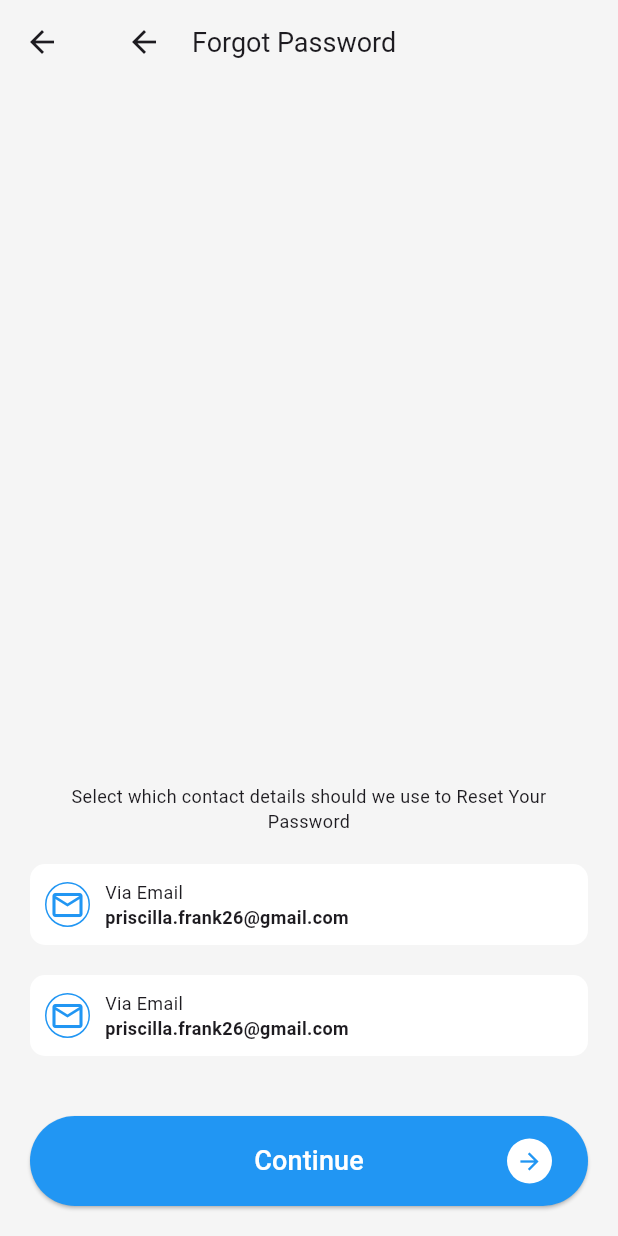
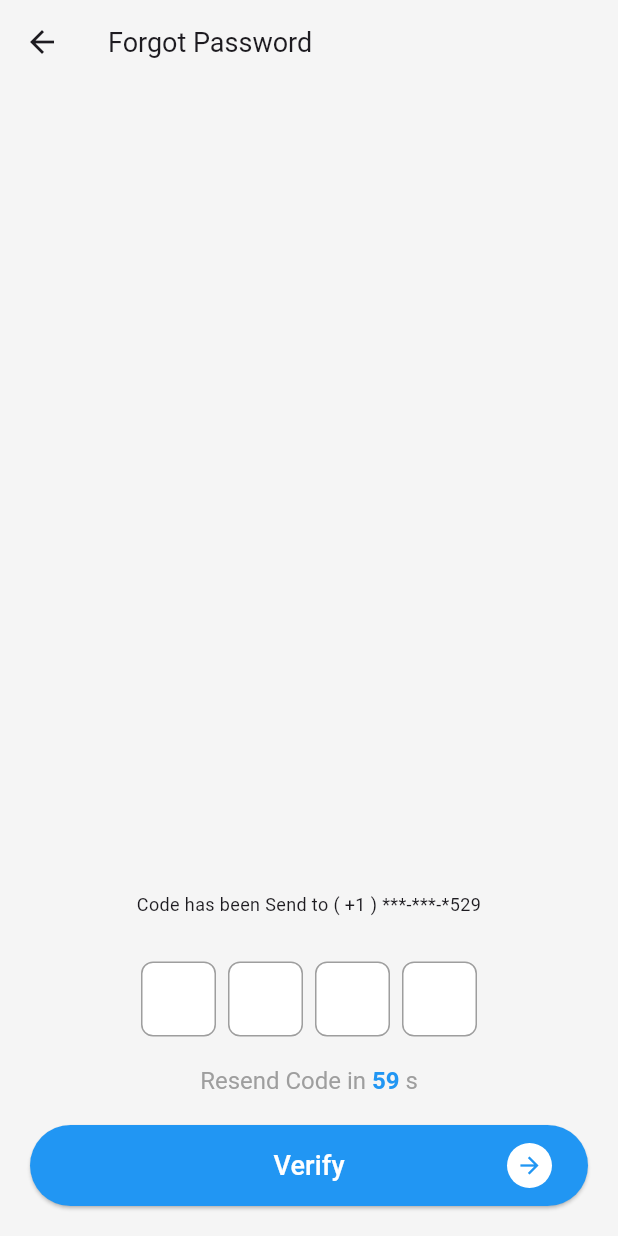
Before and after one commit to RendhikaAditya/slicing_tim6, a Flutter app: the ForgotPassword screen opened directly, after a tap on "Continue", on a phone screen of 412 x 824 dp. Run offline on Flutter 3.47's test engine with Material 3 defaults, Android fonts, the phone set to English and light mode, and no system bars.

Commit message:
OTP And widget Password

```diff
--- a/lib/forgot_password/forgot_password.dart
+++ b/lib/forgot_password/forgot_password.dart
@@ -1,6 +1,7 @@
 import 'package:flutter/cupertino.dart';
 import 'package:flutter/material.dart';
 import 'package:flutter/widgets.dart';
+import 'package:slicing_tim6/forgot_password/otp_page.dart';
 import 'package:slicing_tim6/widget/custom_button.dart';
 
 class ForgotPassword extends StatefulWidget {
@@ -166,7 +167,7 @@ class _ForgotPasswordState extends State<ForgotPassword> {
                   CustomButton(
                     text: 'Continue',
                     onPressed: () {
-                      // Aksi yang ingin dilakukan ketika tombol ditekan
+                      Navigator.push(context, MaterialPageRoute(builder: (context)=>OtpPage()));
                     },
                   ),
                 ]
--- /dev/null
+++ b/lib/forgot_password/otp_page.dart
@@ -0,0 +1,148 @@
+import 'dart:async';
+
+import 'package:flutter/cupertino.dart';
+import 'package:flutter/material.dart';
+
+import '../widget/custom_button.dart';
+import '../widget/password_text_field.dart';
+import '../widget/pin_input.dart';
+
+class OtpPage extends StatefulWidget {
+  const OtpPage({super.key});
+
+  @override
+  State<OtpPage> createState() => _OtpPageState();
+}
+
+class _OtpPageState extends State<OtpPage> {
+  List<String> pin = ["", "", "", ""];
+
+  TextEditingController pinController1 = TextEditingController();
+  TextEditingController pinController2 = TextEditingController();
+  TextEditingController pinController3 = TextEditingController();
+  TextEditingController pinController4 = TextEditingController();
+
+  int _countdown = 60;
+  late Timer _timer;
+
+  @override
+  void initState() {
+    super.initState();
+    _startTimer();
+  }
+
+  void _startTimer() {
+    const oneSec = Duration(seconds: 1);
+    _timer = Timer.periodic(oneSec, (timer) {
+      if (_countdown == 0) {
+        _timer.cancel();
+      } else {
+        setState(() {
+          _countdown--;
+        });
+      }
+    });
+  }
+
+  @override
+  void dispose() {
+    _timer.cancel();
+    super.dispose();
+  }
+
+  @override
+  Widget build(BuildContext context) {
+    return Scaffold(
+      appBar: AppBar(
+        backgroundColor: Colors.grey[100],
+        title: Row(
+          children: [
+            Text(
+              'Forgot Password',
+              style: TextStyle(fontSize: 18.0),
+            ),
+          ],
+        ),
+      ),
+      body: Container(
+        decoration: BoxDecoration(
+          color: Colors.grey[100],
+        ),
+        child: Column(
+          mainAxisAlignment: MainAxisAlignment.spaceBetween,
+          children: [
+            // Konten di bagian atas
+            Container(
+              padding: EdgeInsets.all(20.0),
+              child: Text(
+                '',
+                style: TextStyle(fontSize: 24.0),
+              ),
+            ),
+            // Tombol di bagian bawah
+            Container(
+              width: double.infinity,
+              padding: EdgeInsets.all(20.0),
+              child: Column(
+                  children: [
+                    Text(
+                      "Code has been Send to ( +1 ) ***-***-*529",
+                      style: TextStyle(
+                        fontSize: 12,
+                      ),
+                      textAlign: TextAlign.center,
+                    ),
+                    SizedBox(height: 20,),
+                    Container(
+                      padding: EdgeInsets.all(10),
+                      child:  Row(
+                        mainAxisAlignment: MainAxisAlignment.center,
+                        children: [
+                          buildPinInput(context, pinController1),
+                          SizedBox(width: 8),
+                          buildPinInput(context, pinController2),
+                          SizedBox(width: 8),
+                          buildPinInput(context, pinController3),
+                          SizedBox(width: 8),
+                          buildPinInput(context, pinController4),
+                        ],
+                      ),
+                    ),
+                    SizedBox(height: 10,),
+                    RichText(
+                      text: TextSpan(
+                        style: TextStyle(
+                          color: Colors.grey, // Warna abu-abu untuk teks lainnya
+                          fontSize: 16,
+                        ),
+                        children: <TextSpan>[
+                          TextSpan(
+                            text: 'Resend Code in ',
+                          ),
+                          TextSpan(
+                            text: '$_countdown',
+                            style: TextStyle(color: Colors.blue, fontWeight: FontWeight.bold), // Warna biru untuk angka
+                          ),
+                          TextSpan(
+                            text: ' s',
+                          ),
+                        ],
+                      ),
+                    ),
+                    SizedBox(height: 20,),
+                    CustomButton(
+                      text: 'Verify',
+                      onPressed: () {
+                        Navigator.push(context, MaterialPageRoute(builder: (context)=>OtpPage()));
+                      },
+                    ),
+
+                  ]
+              ),
+            ),
+          ],
+        ),
+      ),
+    );
+  }
+}
--- a/lib/widget/custom_button.dart
+++ b/lib/widget/custom_button.dart
@@ -15,7 +15,7 @@ class CustomButton extends StatelessWidget {
           borderRadius: BorderRadius.circular(30.0),
         ),
         backgroundColor: Colors.blue,
-        minimumSize: Size(double.infinity, 60),
+        minimumSize: Size(double.infinity, 10),
       ),
       child: Stack(
         alignment: Alignment.center,
--- /dev/null
+++ b/lib/widget/pin_input.dart
@@ -0,0 +1,30 @@
+import 'package:flutter/cupertino.dart';
+import 'package:flutter/material.dart';
+
+Widget buildPinInput(BuildContext context, TextEditingController controller) {
+  return Container(
+    width: 50,
+    height: 50,
+    decoration: BoxDecoration(
+      color: Colors.white,
+      border: Border.all(color: Colors.grey),
+      borderRadius: BorderRadius.circular(8),
+    ),
+    child: TextField(
+      controller: controller,
+      keyboardType: TextInputType.number,
+      textAlign: TextAlign.center,
+      style: TextStyle(fontSize: 20),
+      enableInteractiveSelection: false, // Tambahkan baris ini
+      decoration: InputDecoration(
+        border: InputBorder.none,
+      ),
+      onChanged: (value) {
+        // Move focus to the next TextField when a digit is entered
+        if (value.isNotEmpty) {
+          FocusScope.of(context).nextFocus();
+        }
+      },
+    ),
+  );
+}
```
Also changed, not shown: lib/splashscreen/launchingPage.dart (+12 -4 lines), lib/widget/password_text_field.dart (added, +48 -0 lines).
